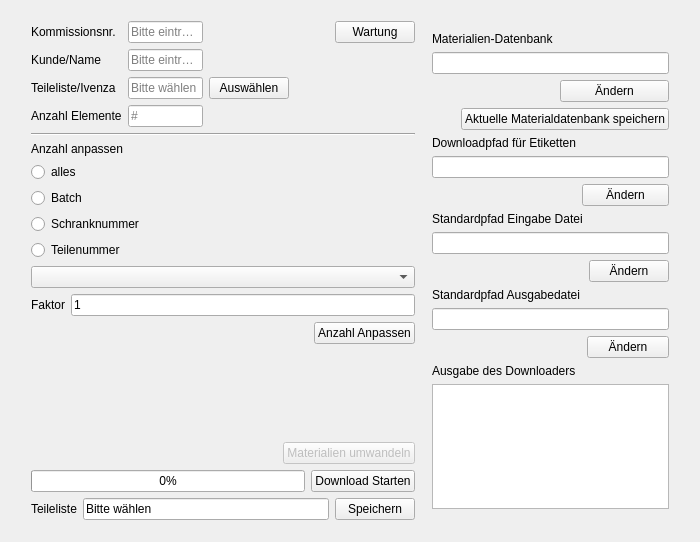
xavor92/Ardis2Holzma, file mainwindow.ui: the form before one commit.
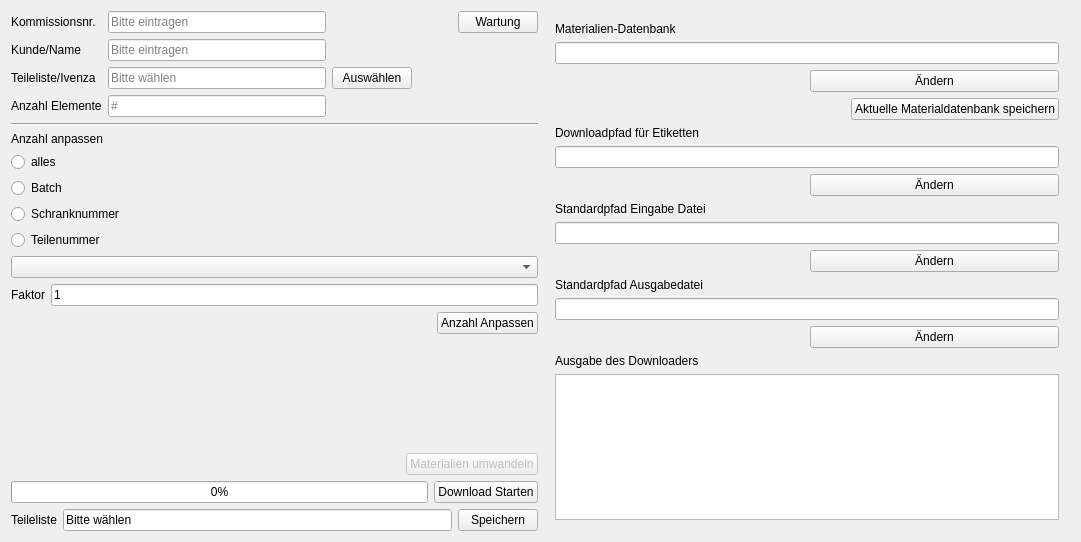
The form after the commit.

Commit message: add main layout

```diff
--- a/mainwindow.ui
+++ b/mainwindow.ui
@@ -6,7 +6,7 @@
    <rect>
     <x>0</x>
     <y>0</y>
-    <width>700</width>
+    <width>1081</width>
     <height>542</height>
    </rect>
   </property>
@@ -26,15 +26,8 @@
      <verstretch>1</verstretch>
     </sizepolicy>
    </property>
-   <widget class="QWidget" name="horizontalLayoutWidget">
-    <property name="geometry">
-     <rect>
-      <x>20</x>
-      <y>10</y>
-      <width>671</width>
-      <height>521</height>
-     </rect>
-    </property>
+   <layout class="QHBoxLayout" name="horizontalLayout_6">
+    <item>
     <layout class="QHBoxLayout" name="MainHorLayout">
      <property name="spacing">
       <number>6</number>
@@ -551,7 +544,8 @@
       </widget>
      </item>
     </layout>
-   </widget>
+    </item>
+   </layout>
   </widget>
   <action name="actionOpen">
    <property name="text">
```
Lines whose indentation alone changed are shown as unchanged.
